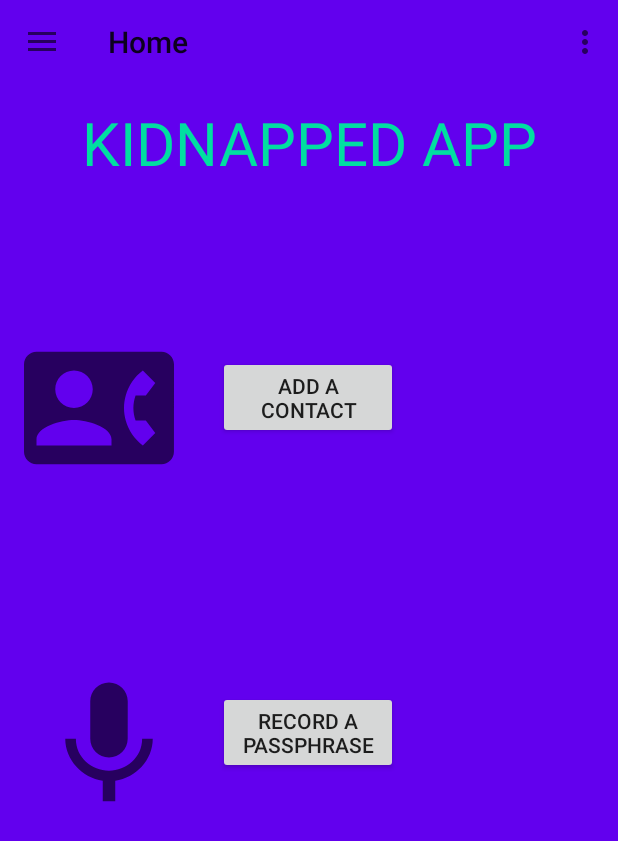
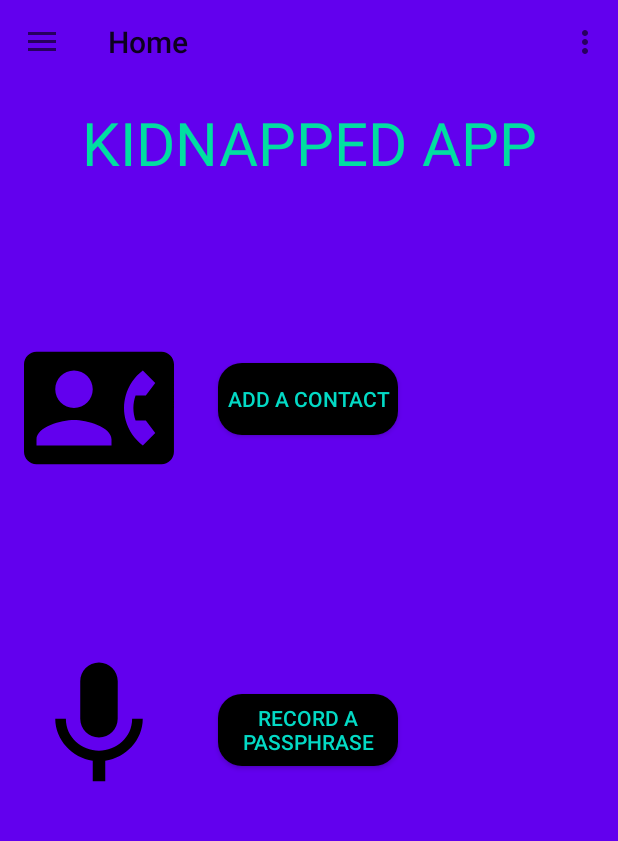
Before and after one commit to shifdub/kidnapped, an Android app: the screen it shows after launch (MainActivity), on a phone screen of 412 x 824 dp. Shown: the top 841 px of the screen. Run offline under Robolectric (Android 15) with nearby library versions, the phone set to English and light mode, and no system bars; our stand-ins replace Room's generated code, RxJava, navigation-ui; libraries missing offline, so code that uses them is left out: com.facebook.stetho; 1 statement that could not run was skipped.

Commit message:
added selection buttons and logos. changed home background rounded buttons

```diff
--- /dev/null
+++ b/app/src/main/res/drawable-v24/rounded_buttons.xml
@@ -0,0 +1,6 @@
+<?xml version="1.0" encoding="utf-8"?>
+<shape xmlns:android="http://schemas.android.com/apk/res/android">
+  <corners android:radius="16dp" />
+  <solid android:color="@color/black" />
+
+</shape>
--- a/app/src/main/res/drawable/contact_logo.xml
+++ b/app/src/main/res/drawable/contact_logo.xml
@@ -2,9 +2,8 @@
     android:width="24dp"
     android:height="24dp"
     android:viewportWidth="24"
-    android:viewportHeight="24"
-    android:tint="?attr/colorControlNormal">
+    android:viewportHeight="24">
   <path
-      android:fillColor="@android:color/white"
+      android:fillColor="@android:color/black"
       android:pathData="M22,3L2,3C0.9,3 0,3.9 0,5v14c0,1.1 0.9,2 2,2h20c1.1,0 1.99,-0.9 1.99,-2L24,5c0,-1.1 -0.9,-2 -2,-2zM8,6c1.66,0 3,1.34 3,3s-1.34,3 -3,3 -3,-1.34 -3,-3 1.34,-3 3,-3zM14,18L2,18v-1c0,-2 4,-3.1 6,-3.1s6,1.1 6,3.1v1zM17.85,14h1.64L21,16l-1.99,1.99c-1.31,-0.98 -2.28,-2.38 -2.73,-3.99 -0.18,-0.64 -0.28,-1.31 -0.28,-2s0.1,-1.36 0.28,-2c0.45,-1.62 1.42,-3.01 2.73,-3.99L21,8l-1.51,2h-1.64c-0.22,0.63 -0.35,1.3 -0.35,2s0.13,1.37 0.35,2z"/>
 </vector>
--- a/app/src/main/res/drawable/microphone_logo.xml
+++ b/app/src/main/res/drawable/microphone_logo.xml
@@ -2,9 +2,8 @@
     android:width="24dp"
     android:height="24dp"
     android:viewportWidth="24"
-    android:viewportHeight="24"
-    android:tint="?attr/colorControlNormal">
+    android:viewportHeight="24">
   <path
-      android:fillColor="@android:color/white"
+      android:fillColor="@android:color/black"
       android:pathData="M12,14c1.66,0 2.99,-1.34 2.99,-3L15,5c0,-1.66 -1.34,-3 -3,-3S9,3.34 9,5v6c0,1.66 1.34,3 3,3zM17.3,11c0,3 -2.54,5.1 -5.3,5.1S6.7,14 6.7,11L5,11c0,3.41 2.72,6.23 6,6.72L11,21h2v-3.28c3.28,-0.48 6,-3.3 6,-6.72h-1.7z"/>
 </vector>
--- a/app/src/main/res/layout/content_main.xml
+++ b/app/src/main/res/layout/content_main.xml
@@ -50,6 +50,8 @@
     android:layout_width="120dp"
     android:layout_height="wrap_content"
     android:text="Add a Contact"
+    android:textColor="@color/buttonText"
+    android:background="@drawable/rounded_buttons"
     app:layout_constraintBottom_toTopOf="@+id/guideline2"
     app:layout_constraintEnd_toEndOf="parent"
     app:layout_constraintHorizontal_bias="0.498"
@@ -61,6 +63,8 @@
     android:layout_width="120dp"
     android:layout_height="wrap_content"
     android:text="@string/record_a_passphrase"
+    android:textColor="@color/buttonText"
+    android:background="@drawable/rounded_buttons"
     app:layout_constraintBottom_toBottomOf="parent"
     app:layout_constraintEnd_toEndOf="parent"
     app:layout_constraintHorizontal_bias="0.498"
@@ -85,8 +89,9 @@
     android:layout_height="100dp"
     app:layout_constraintBottom_toBottomOf="parent"
     app:layout_constraintEnd_toStartOf="@+id/button2"
+    app:layout_constraintHorizontal_bias="0.355"
     app:layout_constraintStart_toStartOf="parent"
     app:layout_constraintTop_toTopOf="@+id/guideline2"
-    app:layout_constraintVertical_bias="0.228"
+    app:layout_constraintVertical_bias="0.191"
     app:srcCompat="@drawable/microphone_logo"/>
 </androidx.constraintlayout.widget.ConstraintLayout>
--- a/app/src/main/res/values/colors.xml
+++ b/app/src/main/res/values/colors.xml
@@ -3,4 +3,6 @@
   <color name="colorPrimary">#6200EE</color>
   <color name="colorPrimaryDark">#3700B3</color>
   <color name="colorAccent">#03DAC5</color>
+  <color name="black">#000000</color>
+  <color name="buttonText">#03DAC5</color>
 </resources>
```
